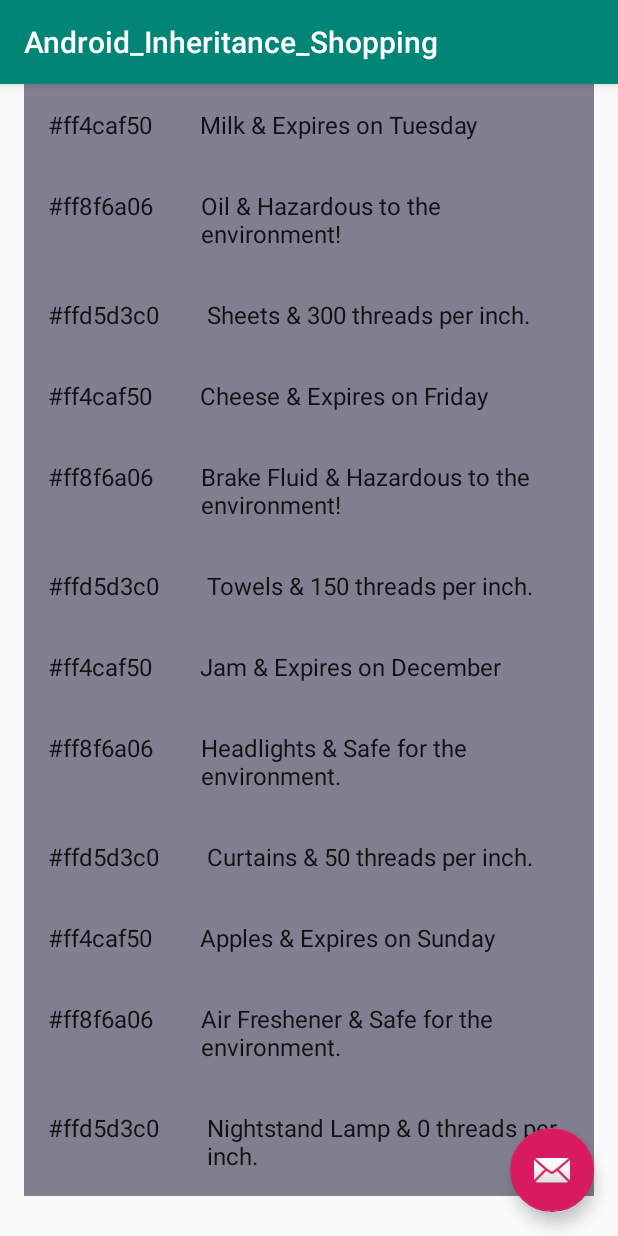
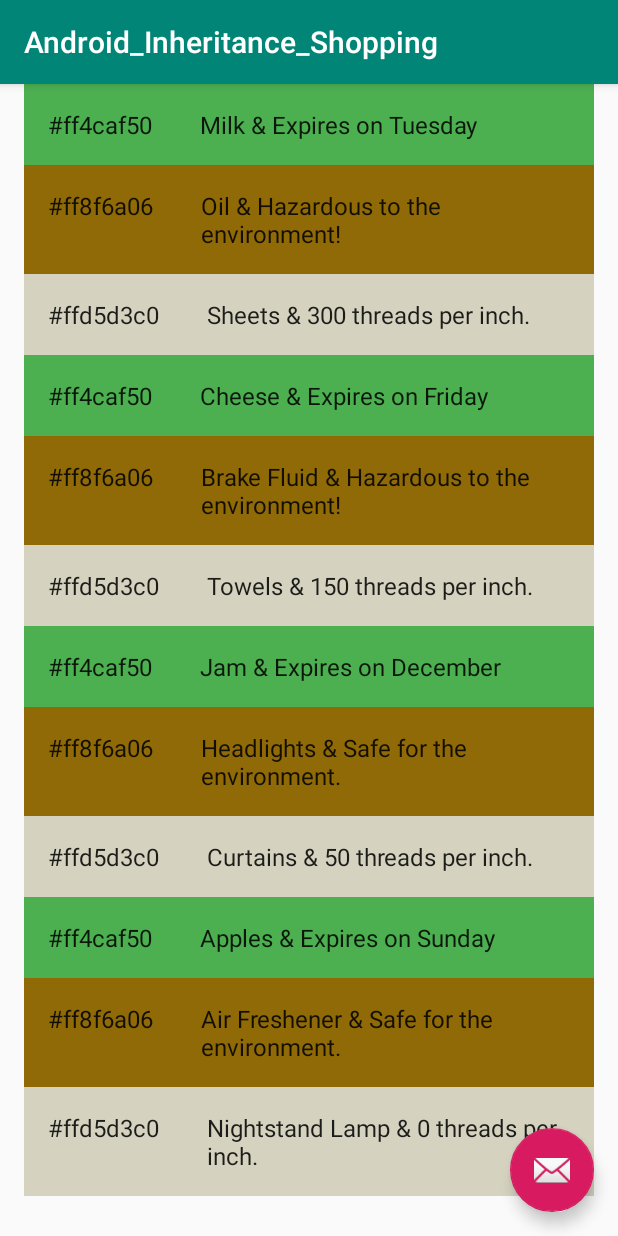
Before and after one commit to bloominstituteoftechnology/Android_Inheritance_Shopping, an Android app: the screen it shows after launch (ItemListActivity), on a phone screen of 412 x 824 dp. Run offline under Robolectric (Android 15) with nearby library versions, the phone set to English and light mode, and no system bars.

Commit message:
Fixed the background color

```diff
--- a/app/src/main/java/com/lambdaschool/android_inheritance_shopping/Food.java
+++ b/app/src/main/java/com/lambdaschool/android_inheritance_shopping/Food.java
@@ -1,8 +1,6 @@
 package com.lambdaschool.android_inheritance_shopping;
 
-import java.io.Serializable;
-
-public class Food extends ShoppingItem implements Serializable {
+public class Food extends ShoppingItem {
     private static final int COLOR_RESOURCE_ID = R.color.shopping_item_food;
     private String expirationDate;
 
--- a/app/src/main/java/com/lambdaschool/android_inheritance_shopping/ItemListActivity.java
+++ b/app/src/main/java/com/lambdaschool/android_inheritance_shopping/ItemListActivity.java
@@ -2,6 +2,7 @@ package com.lambdaschool.android_inheritance_shopping;
 
 import android.content.Context;
 import android.content.Intent;
+import android.graphics.Color;
 import android.os.Bundle;
 import android.support.annotation.NonNull;
 import android.support.v7.app.AppCompatActivity;
@@ -128,8 +129,7 @@ public class ItemListActivity extends AppCompatActivity {
             ShoppingItem shoppingItem = mValues.get(position);
             holder.mIdView.setText(shoppingItem.getColorId());
             holder.mContentView.setText(shoppingItem.getDisplayName());
-            int color=shoppingItem.getColorId();
-            holder.mParentLayout.setBackgroundColor(shoppingItem.getColorId());
+            holder.mParentLayout.setBackgroundResource(shoppingItem.getColorId());
             holder.itemView.setTag(shoppingItem);
             holder.itemView.setOnClickListener(mOnClickListener);
         }
```
